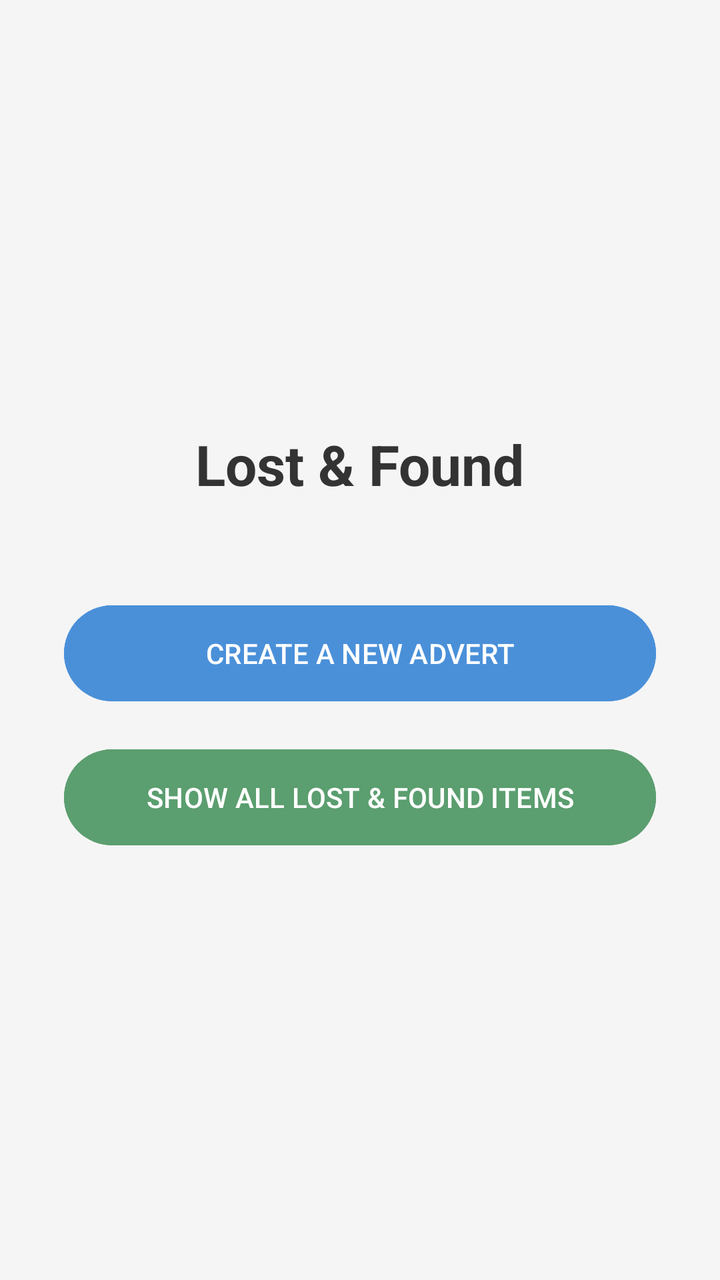
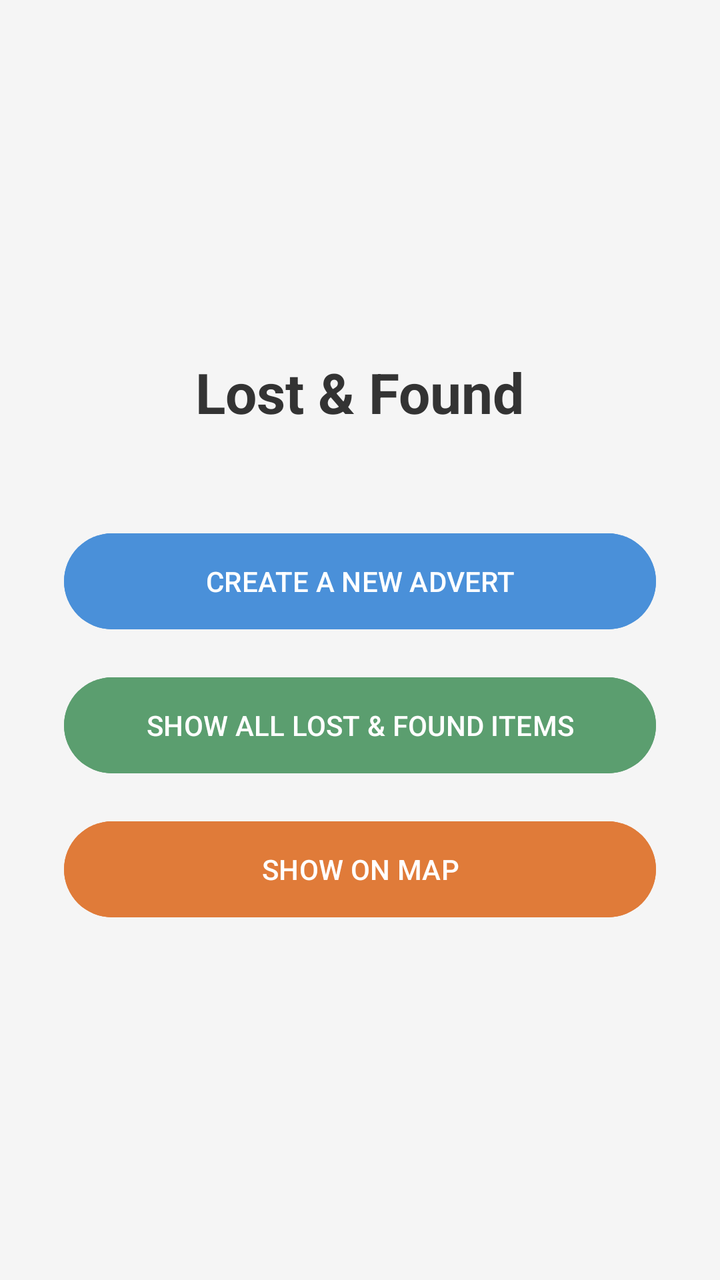

The first picture is an Android layout as it rendered before a commit; the second is the same layout after the commit. The layout source and the unified diff follow.
<!-- AndroidManifest.xml: application theme Theme.LostAndFound -->
<!-- res/layout/activity_main.xml -->
<?xml version="1.0" encoding="utf-8"?>
<LinearLayout xmlns:android="http://schemas.android.com/apk/res/android"
    android:layout_width="match_parent"
    android:layout_height="match_parent"
    android:orientation="vertical"
    android:gravity="center"
    android:padding="32dp"
    android:background="#F5F5F5">

    <TextView
        android:layout_width="wrap_content"
        android:layout_height="wrap_content"
        android:text="Lost &amp; Found"
        android:textSize="28sp"
        android:textStyle="bold"
        android:textColor="#333"
        android:layout_marginBottom="48dp"/>

    <Button
        android:id="@+id/btnCreateAdvert"
        android:layout_width="match_parent"
        android:layout_height="56dp"
        android:text="CREATE A NEW ADVERT"
        android:backgroundTint="#4A90D9"
        android:layout_marginBottom="16dp"/>

    <Button
        android:id="@+id/btnShowItems"
        android:layout_width="match_parent"
        android:layout_height="56dp"
        android:text="SHOW ALL LOST &amp; FOUND ITEMS"
        android:backgroundTint="#5B9E6F"/>

</LinearLayout>
<!-- resources referenced by this layout -->
<resources>
  <style name="Theme.LostAndFound" parent="Base.Theme.LostAndFound" />
  <style name="Base.Theme.LostAndFound" parent="Theme.Material3.DayNight.NoActionBar">
          
          
      </style>
</resources>

<!-- the commit's change to res/layout/activity_main.xml (unified diff, before → after) -->
@@ -31,4 +31,12 @@
         android:text="SHOW ALL LOST &amp; FOUND ITEMS"
         android:backgroundTint="#5B9E6F"/>
 
+    <Button
+        android:id="@+id/btnShowMap"
+        android:layout_width="match_parent"
+        android:layout_height="56dp"
+        android:text="SHOW ON MAP"
+        android:backgroundTint="#E07B39"
+        android:layout_marginTop="16dp"/>
+
 </LinearLayout>
